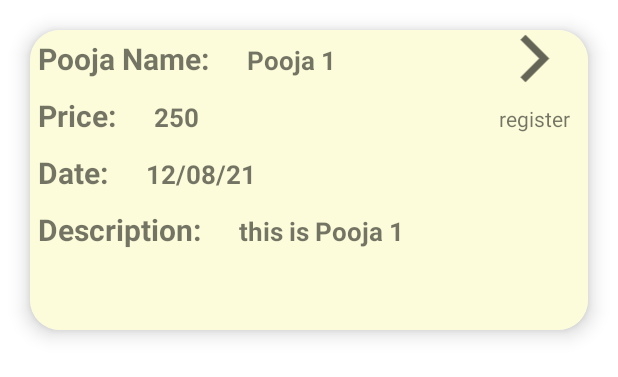
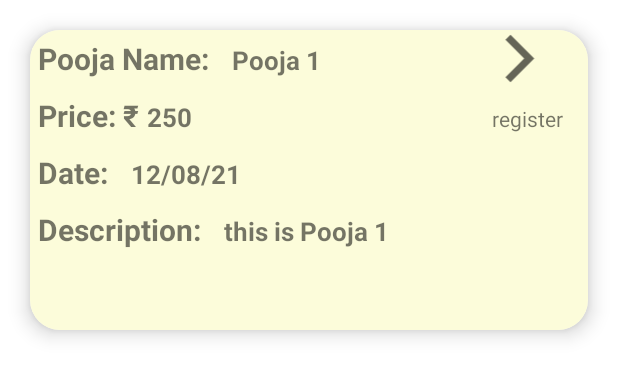
Before and after one commit to sowmya004/EventRegistrationApp, an Android app: the layout item_user.xml on its own in the app's theme, with its tools: preview values and no code run, on a phone screen of 412 x 824 dp. Shown: the top 377 px of the screen. Run offline under Robolectric (Android 15) with nearby library versions, the phone set to English and light mode, and no system bars.

Commit message:
3rd commit/ 15-08-21

```diff
--- a/app/src/main/java/com/example/EventRegistrationApp/UserActivity/Notification.java
+++ b/app/src/main/java/com/example/EventRegistrationApp/UserActivity/Notification.java
@@ -34,7 +34,7 @@ public class Notification extends AppCompatActivity {
         Intent intent = getIntent();
 //        String poojaname= intent.getStringExtra("nameINTENT");
 //        String poojadate = intent.getStringExtra("dateINTENT");
-        name.setText( getIntent().getStringExtra("nameINTENT")  + " On");
+        name.setText( getIntent().getStringExtra("nameINTENT"));
         date.setText( getIntent().getStringExtra("dateINTENT"));
 
         btnAdd.setOnClickListener(new View.OnClickListener() {
--- a/app/src/main/java/com/example/EventRegistrationApp/UserActivity/PoojaRegister.java
+++ b/app/src/main/java/com/example/EventRegistrationApp/UserActivity/PoojaRegister.java
@@ -62,7 +62,7 @@ public class PoojaRegister extends AppCompatActivity implements PaymentResultLis
         desc = findViewById(R.id.id_desc);
 
         name.setText("Pooja Name : " + getIntent().getStringExtra("nameINTENT"));
-        price.setText("Pooja Price : " + getIntent().getStringExtra("priceINTENT"));
+        price.setText("Pooja Price : ₹" + getIntent().getStringExtra("priceINTENT"));
         date.setText("Pooja Date : " + getIntent().getStringExtra("dateINTENT"));
         desc.setText("Description : " + getIntent().getStringExtra("descINTENT"));
 
--- a/app/src/main/res/layout/item_user.xml
+++ b/app/src/main/res/layout/item_user.xml
@@ -33,7 +33,7 @@
                 android:id="@+id/pooja_name"
                 android:layout_width="wrap_content"
                 android:layout_height="wrap_content"
-                android:layout_marginStart="20dp"
+                android:layout_marginStart="10dp"
                 android:text="Pooja 1"
                 android:textSize="17sp"
                 android:textStyle="bold" />
@@ -55,7 +55,7 @@
                 android:layout_width="wrap_content"
                 android:layout_height="wrap_content"
                 android:padding="5dp"
-                android:text="Price:"
+                android:text="Price: ₹"
                 android:textSize="20sp"
                 android:textStyle="bold" />
 
@@ -63,7 +63,6 @@
                 android:id="@+id/pooja_price"
                 android:layout_width="wrap_content"
                 android:layout_height="wrap_content"
-                android:layout_marginStart="20dp"
                 android:text="250"
                 android:textSize="17sp"
                 android:textStyle="bold" />
@@ -94,7 +93,7 @@
                 android:id="@+id/pooja_date"
                 android:layout_width="wrap_content"
                 android:layout_height="wrap_content"
-                android:layout_marginStart="20dp"
+                android:layout_marginStart="10dp"
                 android:text="12/08/21"
                 android:textSize="17sp"
                 android:textStyle="bold" />
@@ -117,7 +116,7 @@
                 android:id="@+id/pooja_desc"
                 android:layout_width="221dp"
                 android:layout_height="72dp"
-                android:layout_marginStart="20dp"
+                android:layout_marginStart="10dp"
                 android:text="this is Pooja 1"
                 android:textSize="17sp"
                 android:textStyle="bold" />
```
Also changed, not shown: app/src/main/res/layout/activity_notification.xml (+14 -2 lines).
